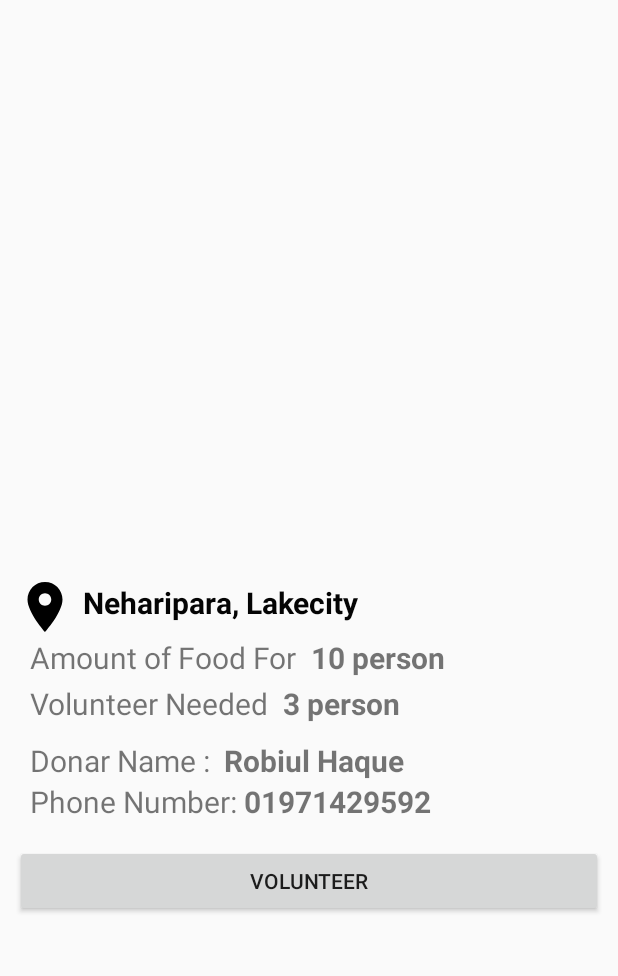
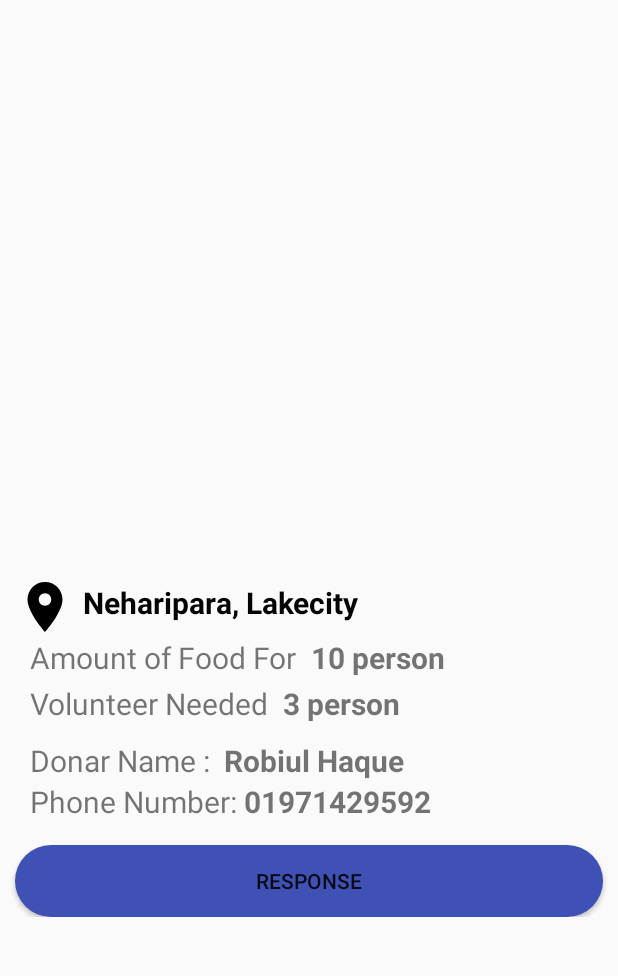
Before and after one commit to CosmicBeing09/LICT-SUST-Tech-Fest, an Android app: the Show_details_donate_post screen opened directly, with no data from a screen before it, on a phone screen of 412 x 824 dp, the part 53-1029 px from its top. Run offline under Robolectric (Android 15) with nearby library versions, the phone set to English and light mode, and no system bars; our stand-ins replace CircleImageView, Firebase (no records; nobody signed in at launch, a user with empty details on screens opened directly); 9 statements that could not run were skipped.

Commit message:
Nofication Done!!!!!
Co-Authored-By: Nayeem Ahmed <nayeemahmed24@gmail.com>
Co-Authored-By: maksudur03 <maksudur03@student.sust.edu>

```diff
--- a/app/src/main/java/com/example/raihan/sharefoods/Locate_Volunteer_Map.java
+++ b/app/src/main/java/com/example/raihan/sharefoods/Locate_Volunteer_Map.java
@@ -249,7 +249,7 @@ public class Locate_Volunteer_Map extends FragmentActivity implements OnMapReady
                 for(int i = 0;i<nearbyUser.size();i++){
                     if(nearbyUser.get(i).equals(dataSnapshot.getKey().trim())){
 
-                        def.child("push").child(dataSnapshot.getKey()).child("token").setValue(d.getToken());
+                        def.child("push").child(d.getToken()).child("token").setValue(d.getToken());
                     }
                 }
 
--- a/app/src/main/java/com/example/raihan/sharefoods/Show_details_donate_post.java
+++ b/app/src/main/java/com/example/raihan/sharefoods/Show_details_donate_post.java
@@ -8,6 +8,7 @@ import android.support.v4.app.FragmentActivity;
 import android.os.Bundle;
 import android.util.Log;
 import android.view.Menu;
+import android.view.View;
 import android.widget.Button;
 import android.widget.TextView;
 import android.widget.Toast;
@@ -81,6 +82,12 @@ public class Show_details_donate_post extends FragmentActivity implements OnMapR
         donatorName.setText(MainActivity.fullProfile.get(request.getDonator()).getUser().getUsername());
 
 
+        submit.setOnClickListener(new View.OnClickListener() {
+            @Override
+            public void onClick(View view) {
+                request.se
+            }
+        });
 
     }
 
--- a/app/src/main/java/com/example/raihan/sharefoods/Show_foodRequest_Adapter.java
+++ b/app/src/main/java/com/example/raihan/sharefoods/Show_foodRequest_Adapter.java
@@ -78,11 +78,6 @@ public class Show_foodRequest_Adapter extends RecyclerView.Adapter<Show_foodRequ
     @Override
     public void onBindViewHolder(@NonNull MyViewHolder holder, int position) throws NullPointerException{
 
-//        TextView name = holder.;
-//        TextView location = holder.location;
-//        TextView quantity = holder.quantity;
-//        TextView volunteer = holder.voluteer;
-//        TextView expiaryTime = holder.expiaryTime;
 
 //        name.setText(obj.get(position).getName());
         holder.location.setText(obj.get(position).getLocation());
--- a/app/src/main/res/layout/activity_show_details_donate_post.xml
+++ b/app/src/main/res/layout/activity_show_details_donate_post.xml
@@ -181,8 +181,10 @@
                     android:layout_marginLeft="10dp"
                     android:layout_marginRight="10dp"
                     android:layout_marginTop="15dp"
-                    android:text="Volunteer"
+                    android:text="Response"
+                    android:background="@drawable/rounded_button2"
                     android:id="@+id/VolunteerSubmit"
+
                     />
 
             </RelativeLayout>
```
